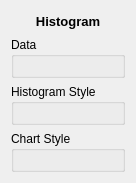
This is src/terralib/qt/widgets/charts/ui/HistogramFrameWidgetForm.ui in claudiobogossian/terralib5 as Qt 5 draws it before an edit. The edited form follows.
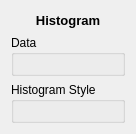
This is the edited form.

Commit message: merging, adjusting the chart settings interface as well as the frames that will go into it, and creating the first prototype of the chartDialog interface. refs #365 #197

```diff
--- a/src/terralib/qt/widgets/charts/ui/HistogramFrameWidgetForm.ui
+++ b/src/terralib/qt/widgets/charts/ui/HistogramFrameWidgetForm.ui
@@ -7,7 +7,7 @@
     <x>0</x>
     <y>0</y>
     <width>114</width>
-    <height>183</height>
+    <height>134</height>
    </rect>
   </property>
   <property name="windowTitle">
@@ -35,25 +35,6 @@
        </layout>
       </widget>
      </item>
-     <item row="2" column="0">
-      <widget class="QGroupBox" name="m_ChartStyleGroupBox">
-       <property name="title">
-        <string>Chart Style</string>
-       </property>
-       <layout class="QGridLayout" name="gridLayout_10">
-        <item row="0" column="0">
-         <widget class="QFrame" name="m_histogramChartFrame">
-          <property name="frameShape">
-           <enum>QFrame::StyledPanel</enum>
-          </property>
-          <property name="frameShadow">
-           <enum>QFrame::Raised</enum>
-          </property>
-         </widget>
-        </item>
-       </layout>
-      </widget>
-     </item>
      <item row="0" column="0">
       <widget class="QGroupBox" name="m_histogramDaaGroupBox">
        <property name="title">
```
Left out of the diff: 2 changed lines with no effect on the pictures. The commit also changes 30 other files.
